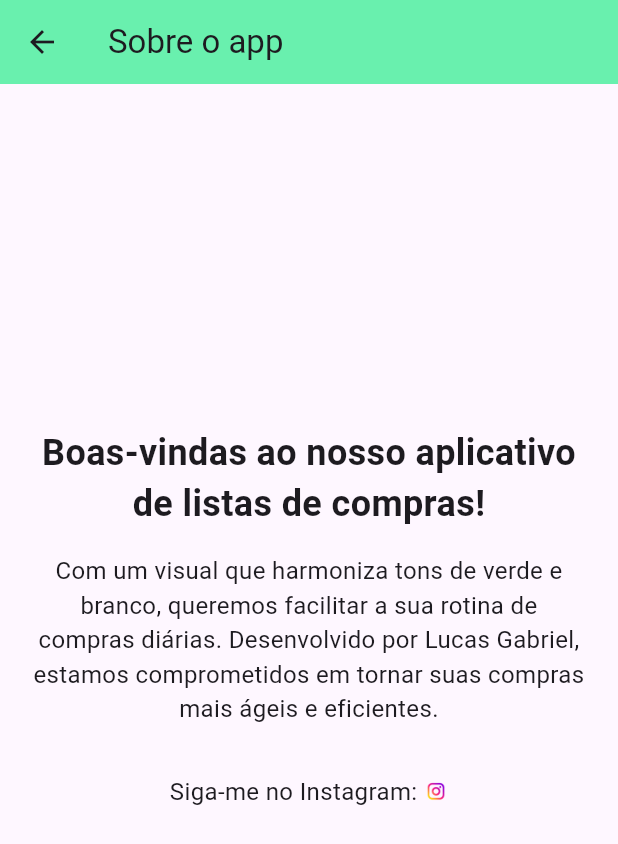
After one commit to glucas038/flutter_projeto_p1, a Flutter app: the SobreView screen opened by its route, on a phone screen of 412 x 824 dp. The commit adds this screen. Shown: the top 844 px of the screen. Run offline on Flutter 3.47's test engine with Material 3 defaults, Android fonts, the phone set to English and light mode, and no system bars; our stand-ins replace device_preview, email_validator, mask_text_input_formatter; missing offline and left inert: cpf_cnpj_validator.

Commit message:
Terminando tela Sobre

```diff
--- a/lib/main.dart
+++ b/lib/main.dart
@@ -6,6 +6,8 @@ import 'package:flutter_projeto_p1/view/item_view.dart';
 import 'package:flutter_projeto_p1/view/lista_view.dart';
 import 'package:flutter_projeto_p1/view/login_view.dart';
 import 'package:flutter_projeto_p1/view/recuperar_senha_view.dart';
+import 'package:flutter_projeto_p1/view/sobre_view.dart';
+
 
 void main() {
   runApp(
@@ -31,6 +33,7 @@ class MainApp extends StatelessWidget {
         'login': (context) => LoginView(),
         'cadastro': (context) => CadastroView(),
         'recuperar': (context) => RecuperarSenhaView(),
+        'sobre': (context) => SobreView(),
       },
     );
   }
--- a/lib/view/login_view.dart
+++ b/lib/view/login_view.dart
@@ -197,7 +197,13 @@ class _LoginViewState extends State<LoginView> {
                   child: Text(
                     'Cadastrar',
                     style: TextStyle(fontSize: 28),
-                  ))
+                  )),
+              TextButton(
+                onPressed: () {
+                  Navigator.pushNamed(context, 'sobre');
+                },
+                child: const Text("Sobre o app"),
+              ),
             ],
           ),
         ),
--- /dev/null
+++ b/lib/view/sobre_view.dart
@@ -0,0 +1,84 @@
+import 'package:flutter/material.dart';
+import 'package:url_launcher/url_launcher.dart'; // Importe o pacote url_launcher
+
+class SobreView extends StatefulWidget {
+  const SobreView({Key? key}) : super(key: key);
+
+  @override
+  State<SobreView> createState() => _SobreViewState();
+}
+
+class _SobreViewState extends State<SobreView> {
+  final GlobalKey<FormState> _formKey = GlobalKey<FormState>();
+
+  @override
+  Widget build(BuildContext context) {
+    final screenWidth = MediaQuery.of(context).size.width;
+
+    return Scaffold(
+      extendBodyBehindAppBar: true,
+      appBar: AppBar(
+        title: const Text("Sobre o app"),
+        backgroundColor: Colors.greenAccent,
+      ),
+      body: Center(
+        child: Container(
+          constraints: BoxConstraints(maxWidth: 600), // Limita a largura máxima
+          padding: EdgeInsets.all(screenWidth * 0.05), // 5% do tamanho da tela
+          child: Form(
+            key: _formKey,
+            child: Column(
+              mainAxisAlignment: MainAxisAlignment.center,
+              children: [
+                const Text(
+                  "Boas-vindas ao nosso aplicativo de listas de compras!",
+                  textAlign: TextAlign.center,
+                  style: TextStyle(
+                    fontWeight: FontWeight.bold,
+                    fontSize: 24.0,
+                  ),
+                ),
+                const SizedBox(height: 16.0),
+                const Text(
+                  "Com um visual que harmoniza tons de verde e branco, "
+                  "queremos facilitar a sua rotina de compras diárias. "
+                  "Desenvolvido por Lucas Gabriel, estamos comprometidos"
+                  " em tornar suas compras mais ágeis e eficientes.",
+                  textAlign: TextAlign.center,
+                  style: TextStyle(fontSize: 16.0),
+                ),
+                const SizedBox(height: 32.0), // Adiciona espaçamento
+                GestureDetector(
+                  onTap: _launchUrl, // Chama a função para abrir o Instagram
+                  child: Row(
+                    mainAxisAlignment: MainAxisAlignment.center,
+                    children: [
+                      const Text(
+                        "Siga-me no Instagram: ",
+                        style: TextStyle(fontSize: 16.0),
+                      ),
+                      Image.asset(
+                        //'lib/imagens/insta.png',
+                        'lib/imagens/insta.png',
+                        width: screenWidth * 0.04, // 4% do tamanho da tela
+                        height: screenWidth * 0.04, // 4% do tamanho da tela
+                      ),
+                    ],
+                  ),
+                ),
+              ],
+            ),
+          ),
+        ),
+      ),
+    );
+  }
+
+  // Função para abrir o Instagram
+  Future<void> _launchUrl() async {
+    final Uri _url = Uri.parse('https://www.instagram.com/glucas038/');
+    if (await launchUrl(_url)) {
+      throw Exception('Could not launch $_url');
+    }
+  }
+}
--- a/pubspec.yaml
+++ b/pubspec.yaml
@@ -13,6 +13,7 @@ dependencies:
   cpf_cnpj_validator: ^2.0.0
   mask_text_input_formatter: ^2.9.0
   email_validator: ^2.1.17
+  url_launcher: ^6.2.6
 
 dev_dependencies:
   flutter_test:
@@ -22,4 +23,5 @@ dev_dependencies:
 flutter:
   uses-material-design: true
   assets:
-    - lib/imagens/
+    - lib/imagens/compras.png
+    - lib/imagens/insta.png
```
Also changed, not shown: lib/view/item_view.dart (+22 -19 lines), lib/view/lista_view.dart (+4 -29 lines), lib/imagens/insta.png (added), pubspec.lock.
